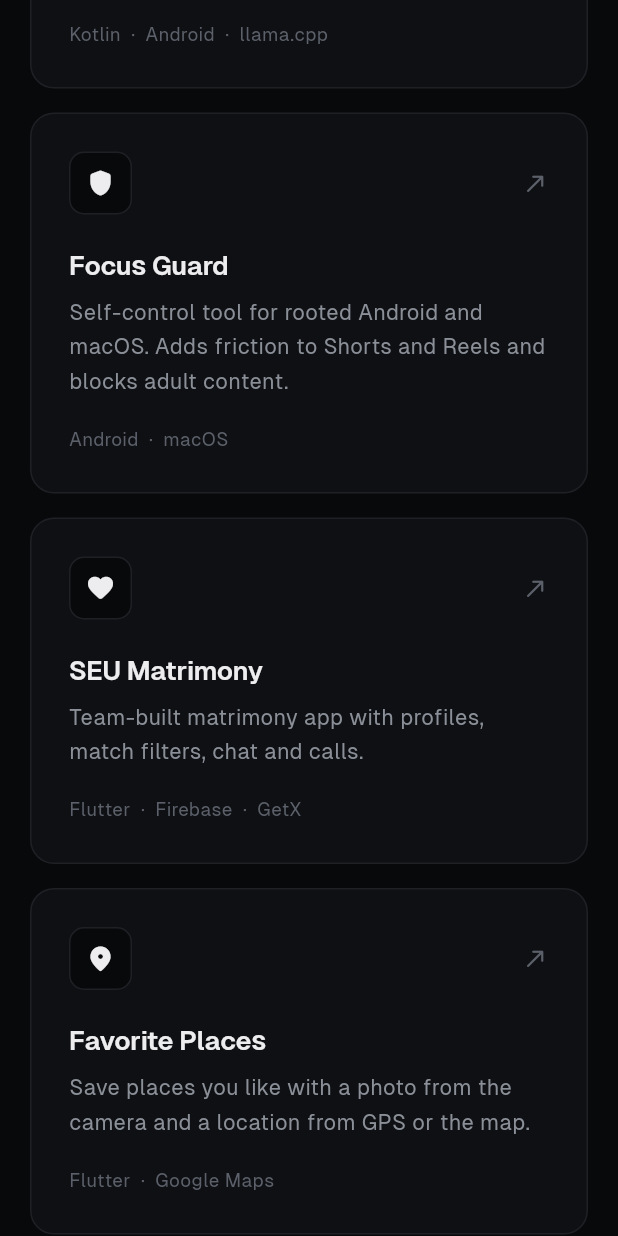
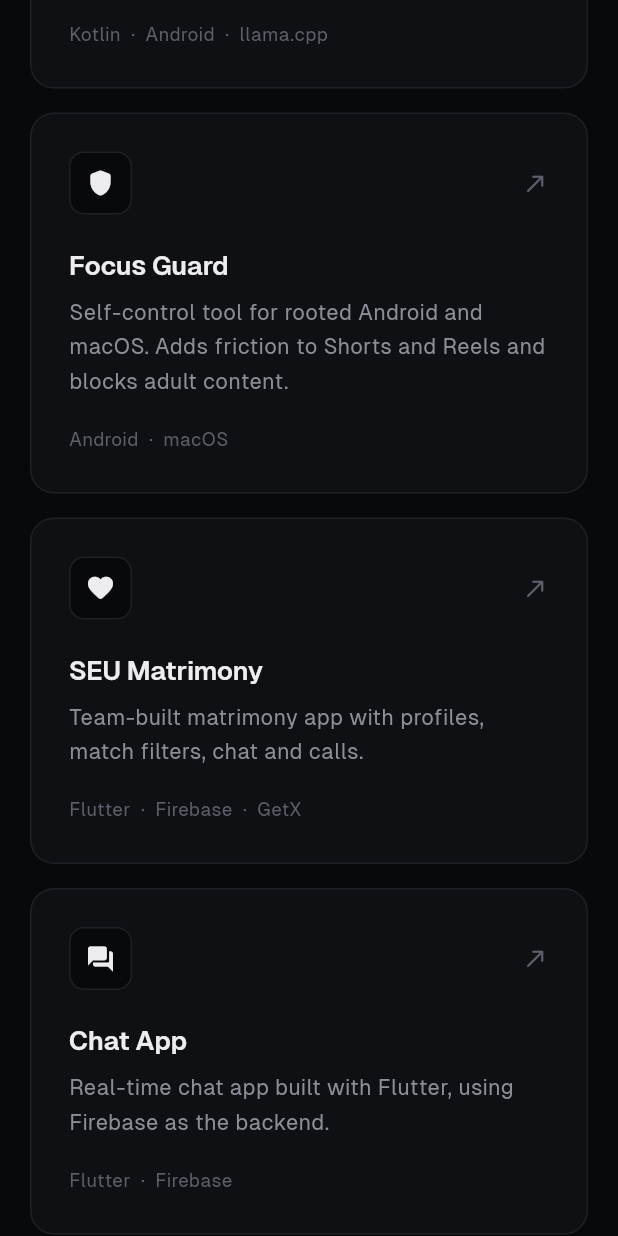
Before and after one commit to Al-Rasin/Al-Rasin.github.io, a Flutter app: the screen it shows after launch, scrolled down 1728 dp, on a phone screen of 412 x 824 dp. Run offline on Flutter 3.47's test engine with Material 3 defaults, Android fonts, the phone set to English and light mode, and no system bars.

Commit message:
Remove Favorite Places

```diff
--- a/lib/data/portfolio_data.dart
+++ b/lib/data/portfolio_data.dart
@@ -143,15 +143,6 @@ class PortfolioData {
       icon: Icons.favorite_rounded,
     ),
     Project(
-      title: 'Favorite Places',
-      description:
-          'Save places you like with a photo from the camera and a '
-          'location from GPS or the map.',
-      tags: ['Flutter', 'Google Maps'],
-      url: 'https://github.com/Al-Rasin/favorite-places',
-      icon: Icons.place_rounded,
-    ),
-    Project(
       title: 'Chat App',
       description:
           'Real-time chat app built with Flutter, using Firebase as the backend.',
```
